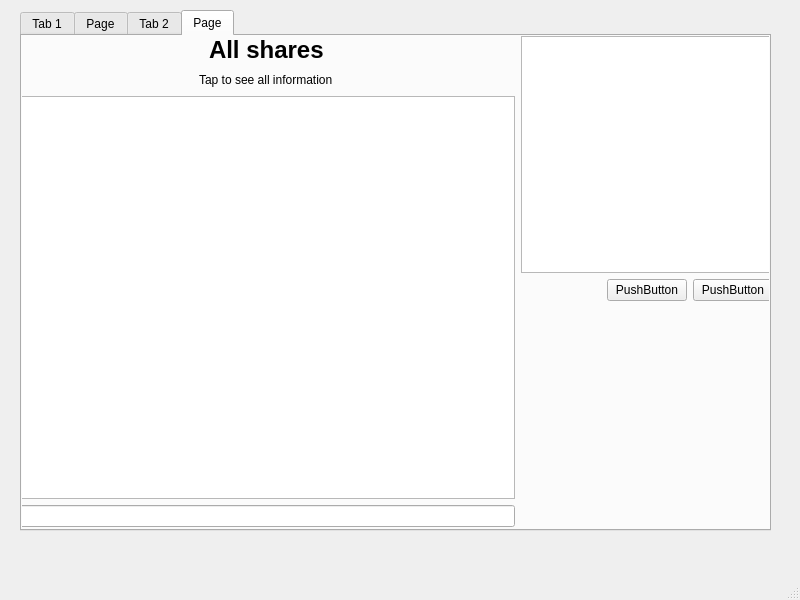
Above: apps/mainwindow.ui from coolGroup2005/tinkoffsdk_qt_app before the change. Below: the same form after it.
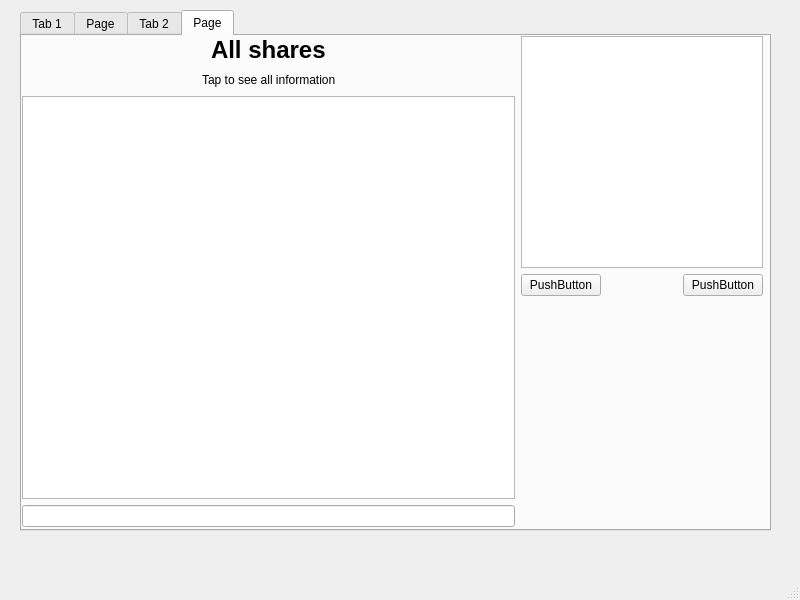
That is the form after the change.

Commit message: fix output of homepage

What changed in the file:
```diff
--- a/apps/mainwindow.ui
+++ b/apps/mainwindow.ui
@@ -279,7 +279,7 @@
           <item>
            <layout class="QVBoxLayout" name="verticalLayout_5">
             <property name="leftMargin">
-             <number>5</number>
+             <number>10</number>
             </property>
             <property name="bottomMargin">
              <number>10</number>
@@ -375,24 +375,17 @@
           </item>
           <item>
            <layout class="QVBoxLayout" name="verticalLayout_4">
+            <property name="rightMargin">
+             <number>10</number>
+            </property>
+            <property name="bottomMargin">
+             <number>10</number>
+            </property>
             <item>
              <widget class="QTextEdit" name="textEdit_2"/>
             </item>
             <item>
              <layout class="QHBoxLayout" name="horizontalLayout_2">
-              <item>
-               <spacer name="horizontalSpacer_2">
-                <property name="orientation">
-                 <enum>Qt::Horizontal</enum>
-                </property>
-                <property name="sizeHint" stdset="0">
-                 <size>
-                  <width>40</width>
-                  <height>20</height>
-                 </size>
-                </property>
-               </spacer>
-              </item>
               <item>
                <widget class="QPushButton" name="pushButton_3">
                 <property name="text">
@@ -400,6 +393,19 @@
                 </property>
                </widget>
               </item>
+              <item>
+               <spacer name="horizontalSpacer_2">
+                <property name="orientation">
+                 <enum>Qt::Horizontal</enum>
+                </property>
+                <property name="sizeHint" stdset="0">
+                 <size>
+                  <width>40</width>
+                  <height>20</height>
+                 </size>
+                </property>
+               </spacer>
+              </item>
               <item>
                <widget class="QPushButton" name="pushButton_2">
                 <property name="text">
```
